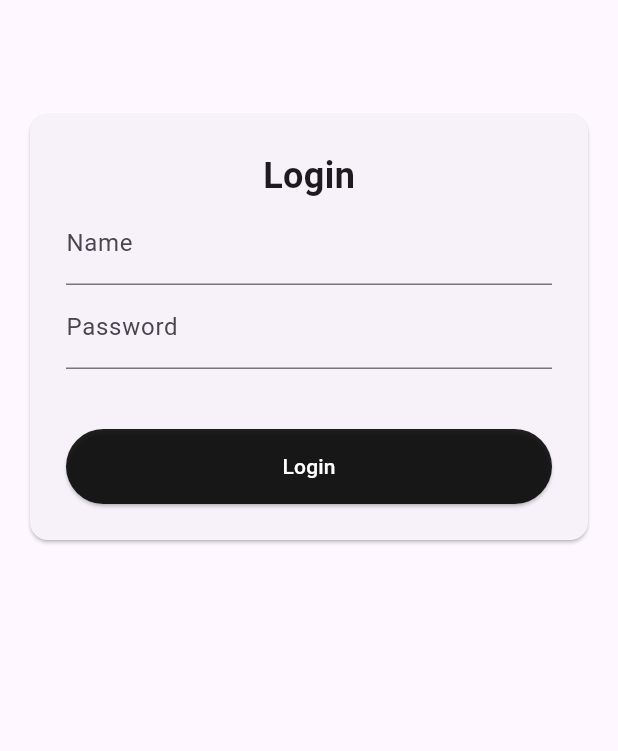
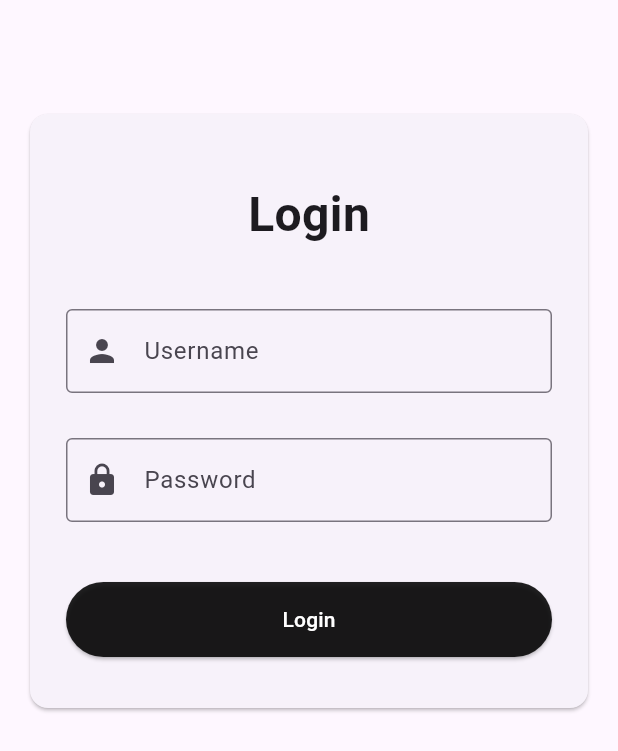
Before and after one commit to randy-ar/crud_flutter, a Flutter app: the screen it shows after launch, on a phone screen of 412 x 824 dp. Shown: the top 751 px of the screen. Run offline on Flutter 3.47's test engine with Material 3 defaults, Android fonts, the light colour scheme and no system bars; our stand-ins replace cached_network_image, dartz, device_info_plus, dio, equatable, flutter_bloc and 5 more; accounts and stored records are empty; generated files the repository leaves out were written again.

Commit message:
Update Product && Change AuthBloc to AuthCubit

```diff
--- a/lib/freatures/auth/presentation/bloc/auth_bloc.dart
+++ b/lib/freatures/auth/presentation/bloc/auth_bloc.dart
@@ -7,31 +7,25 @@ import 'package:dio/dio.dart';
 import 'package:flutter_bloc/flutter_bloc.dart';
 import 'package:equatable/equatable.dart';
 
-class AuthBloc extends Bloc<AuthEvent, AuthState> {
+class AuthCubit extends Cubit<AuthState> {
   final LoginUsecase loginUsecase;
   final LogoutUsecase logoutUsecase;
 
-  AuthBloc({required this.loginUsecase, required this.logoutUsecase})
-    : super(AuthInitial()) {
-    on<LoginButtonPressed>(_onLoginButtonPressed);
-    on<LogoutButtonPressed>(_onLogoutButton);
-  }
+  AuthCubit(this.loginUsecase, this.logoutUsecase) : super(AuthInitial());
 
-  Future<void> _onLoginButtonPressed(
-    LoginButtonPressed event,
-    Emitter<AuthState> emit,
-  ) async {
+  Future<void> login({
+    required String name,
+    required String password,
+    required String deviceName,
+  }) async {
     emit(AuthLoading());
     final result = await loginUsecase.call(
-      LoginParams(
-        name: event.name,
-        password: event.password,
-        deviceName: event.deviceName,
-      ),
+      LoginParams(name: name, password: password, deviceName: deviceName),
     );
-    result.fold((failure) {
-      if (failure is InputFailure) {
-        // State ini bisa digunakan untuk menampilkan pesan error spesifik di UI
+    result.fold(
+      (failure) => {
+        if (failure is InputFailure)
+          {
             emit(
               AuthInputError(
                 data: failure.data,
@@ -39,48 +33,24 @@ class AuthBloc extends Bloc<AuthEvent, AuthState> {
                 statusMessage: failure.statusMessage,
                 requestOptions: failure.requestOptions,
               ),
+            ),
+          }
+        else
+          {emit(AuthFailure(message: failure.message))},
+      },
+      (result) => emit(AuthSuccess(authEntity: result)),
     );
-      } else {
-        emit(AuthFailure(message: failure.message));
-      }
-    }, (authEntity) => emit(AuthSuccess(authEntity: authEntity)));
   }
 
-  Future<void> _onLogoutButton(
-    LogoutButtonPressed event,
-    Emitter<AuthState> emit,
-  ) async {
+  Future<void> logout() async {
     emit(AuthLoading());
     final result = await logoutUsecase.call(NoParams());
     result.fold(
       (failure) => emit(AuthFailure(message: failure.message)),
-      (AuthEntity) => emit(AuthLogoutSuccess(authEntity: AuthEntity)),
+      (result) => emit(AuthLogoutSuccess(authEntity: result)),
     );
   }
 }
-
-abstract class AuthEvent extends Equatable {
-  const AuthEvent();
-  @override
-  List<Object> get props => [];
-}
-
-class LoginButtonPressed extends AuthEvent {
-  final String name;
-  final String password;
-  final String deviceName;
-
-  const LoginButtonPressed({
-    required this.name,
-    required this.password,
-    required this.deviceName,
-  });
-
-  @override
-  List<Object> get props => [name, password, deviceName];
-}
-
-class LogoutButtonPressed extends AuthEvent {}
 
 abstract class AuthState extends Equatable {
   const AuthState();
--- a/lib/freatures/auth/presentation/pages/login_page.dart
+++ b/lib/freatures/auth/presentation/pages/login_page.dart
@@ -1,5 +1,3 @@
-// lib/features/auth/presentation/pages/login_page.dart
-// ...
 import 'dart:io';
 
 import 'package:crud_product/freatures/auth/presentation/bloc/auth_bloc.dart';
@@ -7,7 +5,6 @@ import 'package:crud_product/freatures/product/presentation/pages/product_pages.
 import 'package:device_info_plus/device_info_plus.dart';
 import 'package:flutter/material.dart';
 import 'package:flutter_bloc/flutter_bloc.dart';
-import 'package:get_it/get_it.dart';
 
 class LoginPage extends StatefulWidget {
   const LoginPage({super.key});
@@ -19,6 +16,7 @@ class LoginPage extends StatefulWidget {
 class _LoginPageState extends State<LoginPage> {
   final _nameController = TextEditingController();
   final _passwordController = TextEditingController();
+  String _deviceName = 'Unknown Device';
 
   @override
   void dispose() {
@@ -28,36 +26,23 @@ class _LoginPageState extends State<LoginPage> {
   }
 
   @override
+  void initState() {
+    super.initState();
+    _getDeviceName().then((name) {
+      setState(() {
+        _deviceName = name;
+      });
+    });
+  }
+
+  @override
   Widget build(BuildContext context) {
-    return FutureBuilder<String>(
-      future: _getDeviceName(),
-      builder: (context, snapshot) {
-        if (snapshot.connectionState == ConnectionState.waiting) {
-          return const Scaffold(
-            body: Center(child: CircularProgressIndicator()),
-          );
-        }
-        final deviceName = snapshot.data ?? 'Unknown Device';
-
-        return Scaffold(
-          appBar: AppBar(),
-          body: BlocProvider(
-            create: (context) => GetIt.instance<AuthBloc>(),
-            child: BlocConsumer<AuthBloc, AuthState>(
+    return BlocConsumer<AuthCubit, AuthState>(
       listener: (context, state) {
         if (state is AuthSuccess) {
-                  ScaffoldMessenger.of(context).showSnackBar(
-                    const SnackBar(content: Text('Login successful!')),
-                  );
-                  // Navigasi ke halaman produk
-                  Navigator.of(context).pushReplacement(
-                    MaterialPageRoute(
-                      builder: (context) => const ProductsPage(),
-                    ),
-                  );
-                } else if (state is AuthFailure) {
-                  ScaffoldMessenger.of(context).showSnackBar(
-                    SnackBar(content: Text('Login failed: ${state.message}')),
+          Navigator.of(context).pushAndRemoveUntil(
+            MaterialPageRoute(builder: (context) => const ProductsPage()),
+            (route) => false,
           );
         }
       },
@@ -66,8 +51,9 @@ class _LoginPageState extends State<LoginPage> {
         if (state is AuthInputError) {
           nameError = state.data.errors?["name"]?.first.toString();
         }
-
-                return Padding(
+        return Scaffold(
+          appBar: AppBar(),
+          body: Padding(
             padding: EdgeInsetsGeometry.all(16),
             child: Card(
               child: Padding(
@@ -75,20 +61,32 @@ class _LoginPageState extends State<LoginPage> {
                 child: Column(
                   mainAxisSize: MainAxisSize.min,
                   children: [
+                    const SizedBox(height: 20),
                     Text(
                       "Login",
                       style: TextStyle(
-                              fontSize: 24,
+                        fontSize: 32,
                         fontWeight: FontWeight.bold,
                       ),
                     ),
+                    const SizedBox(height: 40),
                     TextField(
                       controller: _nameController,
-                            decoration: InputDecoration(labelText: 'Name'),
+                      decoration: const InputDecoration(
+                        labelText: 'Username',
+                        border: OutlineInputBorder(),
+                        prefixIcon: Icon(Icons.person),
                       ),
+                    ),
+                    const SizedBox(height: 30),
+
                     TextField(
                       controller: _passwordController,
-                            decoration: InputDecoration(labelText: 'Password'),
+                      decoration: const InputDecoration(
+                        labelText: 'Password',
+                        border: OutlineInputBorder(),
+                        prefixIcon: Icon(Icons.lock),
+                      ),
                       obscureText: true,
                     ),
                     const SizedBox(height: 20),
@@ -103,30 +101,26 @@ class _LoginPageState extends State<LoginPage> {
                         backgroundColor: WidgetStatePropertyAll<Color>(
                           Colors.black87,
                         ),
-                              foregroundColor: WidgetStatePropertyAll(
-                                Colors.white,
-                              ),
+                        foregroundColor: WidgetStatePropertyAll(Colors.white),
                         minimumSize: WidgetStatePropertyAll<Size>(
                           const Size(double.infinity, 50),
                         ),
                       ),
                       onPressed: () {
-                              context.read<AuthBloc>().add(
-                                LoginButtonPressed(
+                        context.read<AuthCubit>().login(
                           name: _nameController.text,
                           password: _passwordController.text,
-                                  deviceName: deviceName,
-                                ),
+                          deviceName: _deviceName,
                         );
                       },
-                            child: const Text('Login'),
+                      child: state is AuthLoading
+                          ? CircularProgressIndicator()
+                          : Text('Login'),
                     ),
+                    const SizedBox(height: 10),
                   ],
                 ),
               ),
-                  ),
-                );
-              },
             ),
           ),
         );
--- a/lib/main.dart
+++ b/lib/main.dart
@@ -49,10 +49,8 @@ Future<void> init() async {
 
   Logger().d("BLOC/CUBIT");
   // BLoC & Cubit
-  sl.registerFactory(() => AuthBloc(loginUsecase: sl(), logoutUsecase: sl()));
-  sl.registerFactory(
-    () => ProductCubit(sl(), sl(), sl(), sl()),
-  ); // PENYESUAIAN CUBIT
+  sl.registerFactory(() => AuthCubit(sl(), sl()));
+  sl.registerFactory(() => ProductCubit(sl(), sl(), sl(), sl()));
 
   Logger().d("REPOSITORIES");
   // Repositories
@@ -93,7 +91,9 @@ class MyApp extends StatelessWidget {
   Widget build(BuildContext context) {
     return MultiBlocProvider(
       providers: [
-        BlocProvider<AuthBloc>(create: (context) => GetIt.instance<AuthBloc>()),
+        BlocProvider<AuthCubit>(
+          create: (context) => GetIt.instance<AuthCubit>(),
+        ),
         BlocProvider<ProductCubit>(
           // PENYESUAIAN CUBIT
           create: (context) => GetIt.instance<ProductCubit>(),
```
Also changed, not shown: lib/freatures/product/presentation/cubit/product_cubit.dart (+12 -6 lines), lib/freatures/product/presentation/pages/product_form.dart (+66 -9 lines), lib/freatures/product/presentation/pages/product_pages.dart (+38 -6 lines). Lines whose indentation alone changed are shown as unchanged.
